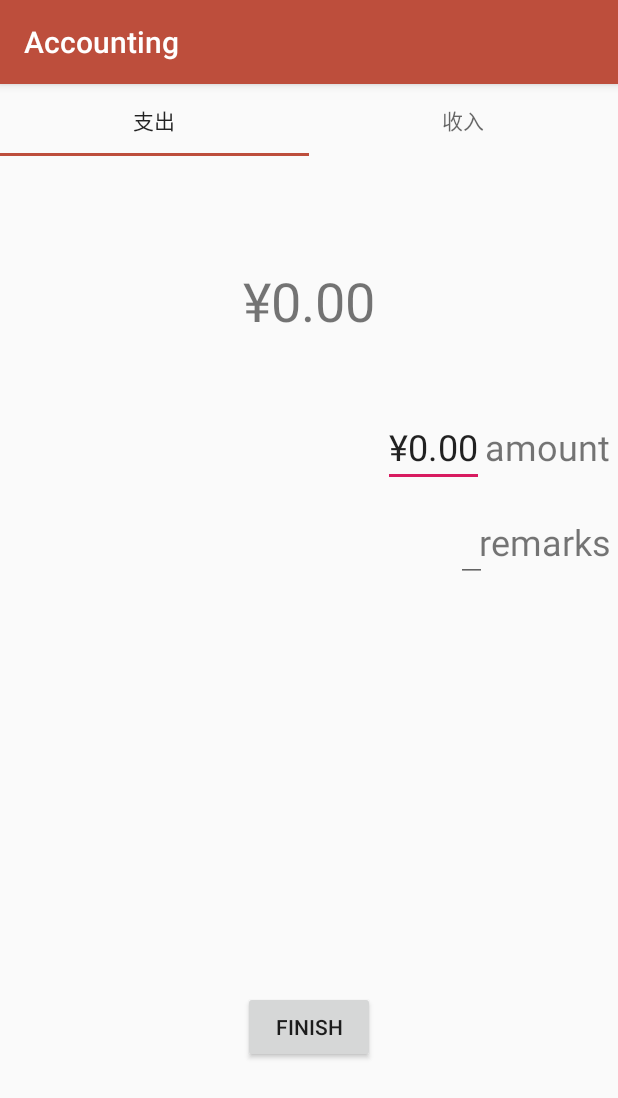
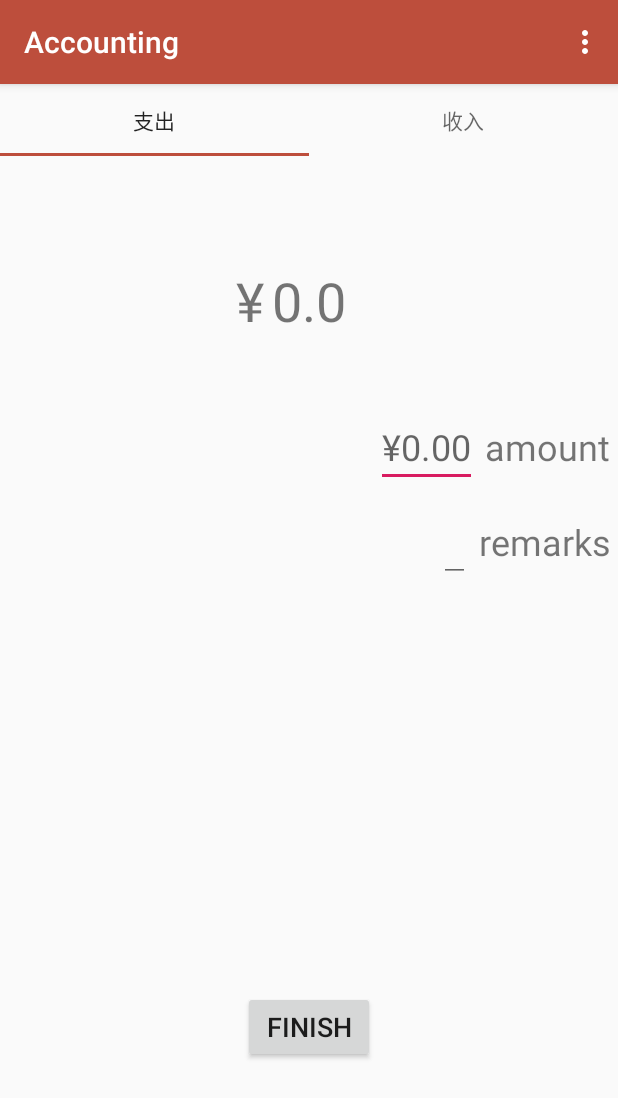
Before and after one commit to mochenyu/Accounting, an Android app: the screen it shows after launch (MainActivity), on a phone screen of 412 x 824 dp. Shown: the top 1098 px of the screen. Run offline under Robolectric (Android 15) with nearby library versions, the phone set to English and light mode, and no system bars.

Commit message:
支出金额计算，菜单

```diff
--- a/app/src/main/AndroidManifest.xml
+++ b/app/src/main/AndroidManifest.xml
@@ -1,6 +1,11 @@
 <?xml version="1.0" encoding="utf-8"?>
 <manifest xmlns:android="http://schemas.android.com/apk/res/android"
+    xmlns:tools="http://schemas.android.com/tools"
     package="com.example.lenovo.accounting">
+
+    <uses-permission
+        android:name="android.permission.INTERACT_ACROSS_USERS_FULL"
+        tools:ignore="ProtectedPermissions" />
 
     <application
         android:allowBackup="true"
@@ -16,6 +21,7 @@
                 <category android:name="android.intent.category.LAUNCHER" />
             </intent-filter>
         </activity>
+        <activity android:name=".AccountListActivity"></activity>
     </application>
 
 </manifest>
--- /dev/null
+++ b/app/src/main/java/com/example/lenovo/accounting/AccountListActivity.java
@@ -0,0 +1,19 @@
+package com.example.lenovo.accounting;
+
+import android.app.ListActivity;
+import android.os.Bundle;
+import android.widget.ArrayAdapter;
+import android.widget.ListAdapter;
+
+public class AccountListActivity extends ListActivity {
+    public  final String TAG = "AccountListActivity" ;
+    String date[] = {"wait......"};
+
+    @Override
+    protected void onCreate(Bundle savedInstanceState) {
+        super.onCreate(savedInstanceState);
+        //setContentView(R.layout.activity_list);父类中已包含布局，不需要填充
+        ListAdapter adapter = new ArrayAdapter<String>(this,android.R.layout.simple_list_item_1,date);
+        setListAdapter(adapter);
+    }
+}
--- a/app/src/main/java/com/example/lenovo/accounting/Expenses.java
+++ b/app/src/main/java/com/example/lenovo/accounting/Expenses.java
@@ -3,16 +3,22 @@ package com.example.lenovo.accounting;
 
 import android.os.Bundle;
 import android.support.v4.app.Fragment;
+import android.util.Log;
 import android.view.LayoutInflater;
 import android.view.View;
 import android.view.ViewGroup;
+import android.widget.EditText;
+import android.widget.TextView;
+import android.widget.Toast;
 
 
 /**
  * A simple {@link Fragment} subclass.
  */
 public class Expenses extends Fragment {
-
+    TextView expenses, income;
+    EditText inp1, inp2;
+    TextView remarks1, remarks2;
 
     public Expenses() {
         // Required empty public constructor
@@ -23,7 +29,37 @@ public class Expenses extends Fragment {
     public View onCreateView(LayoutInflater inflater, ViewGroup container,
                              Bundle savedInstanceState) {
         // Inflate the layout for this fragment
-        return inflater.inflate(R.layout.fragment_expenses, container, false);
+        View expen = inflater.inflate(R.layout.fragment_expenses, container,
+                false);
+        inp1 = expen.findViewById(R.id.inp1);
+        expenses = expen.findViewById(R.id.expenses);
+        remarks1 = expen.findViewById(R.id.mark1);
+        expen.findViewById(R.id.btn1).setOnClickListener(
+                new View.OnClickListener() {
+                    @Override
+                    public void onClick(View v) {
+                        //获取用户输入
+                        String input = inp1.getText().toString();
+                        float r1 = 0;
+                        if (input.length() > 0) {
+                            r1 = Float.parseFloat(input);
+                        } else {
+                            //提示用户输入内容
+                            Toast.makeText(getActivity(), "请输入金额", Toast.LENGTH_SHORT).show();
+                        }
+                            showNum(r1);
+                    }
+                    private void showNum(float f) {
+                        Log.i("show", "i=" + f);
+                        String oldNum = (String) expenses.getText();
+                        float newNum = Float.parseFloat(oldNum) + f;
+                        expenses.setText("" + newNum);
+                        inp1.setText("");
+                    }
+                });
+        return expen;
+
     }
 
+
 }
--- a/app/src/main/java/com/example/lenovo/accounting/MainActivity.java
+++ b/app/src/main/java/com/example/lenovo/accounting/MainActivity.java
@@ -1,11 +1,23 @@
 package com.example.lenovo.accounting;
 
+import android.content.Intent;
 import android.support.design.widget.TabLayout;
 import android.support.v4.view.ViewPager;
 import android.support.v7.app.AppCompatActivity;
 import android.os.Bundle;
+import android.text.Editable;
+import android.util.Log;
+import android.view.Menu;
+import android.view.MenuItem;
+import android.view.View;
+import android.widget.EditText;
+import android.widget.TextView;
+import android.widget.Toast;
 
 public class MainActivity extends AppCompatActivity {
+    TextView expenses, income;
+    EditText inp1, inp2;
+    TextView mark1, mark2;
 
     @Override
     protected void onCreate(Bundle savedInstanceState) {
@@ -17,5 +29,82 @@ public class MainActivity extends AppCompatActivity {
 
         TabLayout tabLayout = findViewById(R.id.sliding_tabs);
         tabLayout.setupWithViewPager(viewPager);//将当前标题与页面绑定
+
+        expenses = findViewById(R.id.expenses);
+        inp1 = findViewById(R.id.inp1);
+        mark1 = findViewById(R.id.mark1);
     }
+
+    public void onClick(View btn) {
+
+    }
+
+    public void openOne(View btn) {
+        //打开计算器
+        Intent mIntent = new Intent();
+        mIntent.setClassName("com.android.calculator2", "com.android.calculator2.Calculator");
+        startActivity(mIntent);
+    }
+
+    @Override
+    public boolean onCreateOptionsMenu(Menu menu) {
+        getMenuInflater().inflate(R.menu.accounting,menu);
+        return true;
+    }
+
+    @Override
+    public boolean onOptionsItemSelected(MenuItem item) {
+        //打开列表窗口
+        if (item.getItemId()==R.id.item1){
+            Intent accout1 = new Intent(this,AccountListActivity.class);
+            startActivity(accout1);
+        }else if (item.getItemId()==R.id.item2){
+
+        }
+        return super.onOptionsItemSelected(item);
+    }
+
+    //传递参数
+    /*Intent config = new Intent(this,CfgActivity.class);
+        config.putExtra("expenses_key","expenses");
+        Log.i("", "openOne: expenses_key="+expenses);
+    startActivityForResult(config,1);*/
+
+//另一个页面获取传递的数据
+    /*Intent intent = getIntent();
+    float expenses2 = intent.getFloatExtra("expenses_key",0.0f);
+        Log.i(TAG, "onCreate: expenses2="+expenses2);
+
+        dollarText = findViewById(R.id.dollar_rate);
+     //显示数据到控件
+        dollarText.setText(String.valueOf(dollar2));
+
+        public void save(View btn){
+        //获取新的值
+        float newDollar = Float.parseFloat(dollarText.getText().toString)
+        }
+        Intent intent = getIntent();
+        Bundle bdl = new Bundle();
+        bdl.putDouble("new_dollarRate",newdollar);
+        intent.putExtras(bdl);
+        setResult(2,intent);
+        //返回调用页面
+        finish();//结束当前页面回到上一个页面
+
+        //处理带回数据
+        protected void onActivityResult(int requestCode, int resultCode, @Nullable Intent data) {
+        super.onActivityResult(requestCode, resultCode, data);
+        if (requestCode==1 && resultCode==2){
+            Bundle bundle = data.getExtras();
+            dollarRate = bundle.getFloat("new_dollarRate",1/6.7f);
+            Log.i(TAG, "onActivityResult: dollarRate="+dollarRate);
+            //将新设置的汇率写到sp里
+            SharedPreferences sharedPreferences = getSharedPreferences("myrate",Activity.MODE_PRIVATE);
+            SharedPreferences.Editor editor = sharedPreferences.edit();
+            editor.putFloat("dollar_rate",dollarRate);
+            editor.commit();
+            Log.i(TAG, "onActivityResult: 数据已保存");
+        }
+    }
+        */
 }
--- /dev/null
+++ b/app/src/main/res/layout/activity_list.xml
@@ -0,0 +1,9 @@
+<?xml version="1.0" encoding="utf-8"?>
+<android.support.constraint.ConstraintLayout xmlns:android="http://schemas.android.com/apk/res/android"
+    xmlns:app="http://schemas.android.com/apk/res-auto"
+    xmlns:tools="http://schemas.android.com/tools"
+    android:layout_width="match_parent"
+    android:layout_height="match_parent"
+    tools:context=".AccountListActivity">
+
+</android.support.constraint.ConstraintLayout>
--- a/app/src/main/res/layout/fragment_expenses.xml
+++ b/app/src/main/res/layout/fragment_expenses.xml
@@ -5,7 +5,7 @@
     android:layout_margin="10dp">
 
     <TextView
-        android:id="@+id/textView"
+        android:id="@+id/expenses"
         android:layout_width="wrap_content"
         android:layout_height="wrap_content"
         android:layout_alignParentTop="true"
@@ -15,41 +15,43 @@
         android:textSize="36sp" />
 
     <EditText
-        android:id="@+id/textView2"
+        android:id="@+id/inp1"
         android:layout_width="wrap_content"
         android:layout_height="wrap_content"
         android:layout_alignBaseline="@+id/textView4"
-        android:layout_alignParentEnd="true"
-        android:layout_alignParentRight="true"
-        android:layout_marginEnd="89dp"
-        android:layout_marginRight="89dp"
+        android:layout_marginEnd="5dp"
+        android:layout_marginRight="5dp"
+        android:layout_toStartOf="@+id/textView4"
+        android:layout_toLeftOf="@+id/textView4"
         android:gravity="right"
+        android:hint="¥0.00"
         android:inputType="numberDecimal"
-        android:text="@string/zcje"
         android:textSize="24sp" />
 
     <EditText
-        android:id="@+id/textView3"
+        android:id="@+id/mark1"
         android:layout_width="wrap_content"
         android:layout_height="wrap_content"
-        android:layout_below="@+id/textView2"
-        android:layout_alignParentEnd="true"
-        android:layout_alignParentRight="true"
+        android:layout_below="@+id/inp1"
         android:layout_marginTop="10dp"
-        android:layout_marginEnd="87dp"
-        android:layout_marginRight="87dp"
+        android:layout_marginEnd="5dp"
+        android:layout_marginRight="5dp"
+        android:layout_toStartOf="@+id/textView5"
+        android:layout_toLeftOf="@+id/textView5"
         android:gravity="right"
         android:inputType="none|text"
         android:textSize="24sp" />
 
     <Button
-        android:id="@+id/button"
+        android:id="@+id/btn1"
         android:layout_width="wrap_content"
         android:layout_height="wrap_content"
         android:layout_alignParentBottom="true"
         android:layout_centerHorizontal="true"
         android:layout_marginBottom="115dp"
-        android:text="@string/btn1" />
+        android:onClick="onClick"
+        android:text="@string/btn1"
+        android:textSize="18sp" />
 
     <TextView
         android:id="@+id/textView4"
@@ -69,7 +71,7 @@
         android:id="@+id/textView5"
         android:layout_width="wrap_content"
         android:layout_height="wrap_content"
-        android:layout_alignBaseline="@+id/textView3"
+        android:layout_alignBaseline="@+id/mark1"
         android:layout_alignParentEnd="true"
         android:layout_alignParentRight="true"
         android:layout_marginEnd="5dp"
@@ -77,4 +79,17 @@
         android:gravity="right"
         android:text="@string/bz"
         android:textSize="24sp" />
+
+    <TextView
+        android:id="@+id/textView6"
+        android:layout_width="wrap_content"
+        android:layout_height="wrap_content"
+        android:layout_alignParentTop="true"
+        android:layout_marginTop="72dp"
+        android:layout_marginEnd="5dp"
+        android:layout_marginRight="5dp"
+        android:layout_toStartOf="@+id/expenses"
+        android:layout_toLeftOf="@+id/expenses"
+        android:text="¥"
+        android:textSize="36sp" />
 </RelativeLayout>
--- /dev/null
+++ b/app/src/main/res/menu/accounting.xml
@@ -0,0 +1,13 @@
+<?xml version="1.0" encoding="utf-8"?>
+<menu xmlns:app="http://schemas.android.com/apk/res-auto"
+    xmlns:android="http://schemas.android.com/apk/res/android">
+
+    <item
+        android:id="@+id/item1"
+        android:icon="@drawable/ic_label_android"
+        android:title="@string/menu_expenses" />
+    <item
+        android:id="@+id/item2"
+        android:icon="@drawable/ic_label_outline_android"
+        android:title="@string/menu_income" />
+</menu>
--- a/app/src/main/res/values/strings.xml
+++ b/app/src/main/res/values/strings.xml
@@ -6,6 +6,7 @@
     <string name="num">amount</string>
     <string name="bz">remarks</string>
     <string name="btn1">finish</string>
-    <string name="all" translatable="false">¥0.00</string>
-    <string name="zcje" translatable="false">¥0.00</string>
+    <string name="all" translatable="false">0.0</string>
+    <string name="menu_expenses">expenses details</string>
+    <string name="menu_income">income details</string>
 </resources>
```
Also changed, not shown: app/src/main/res/drawable/ic_label_android.png (added), app/src/main/res/drawable/ic_label_outline_android.png (added), 1 other file.
